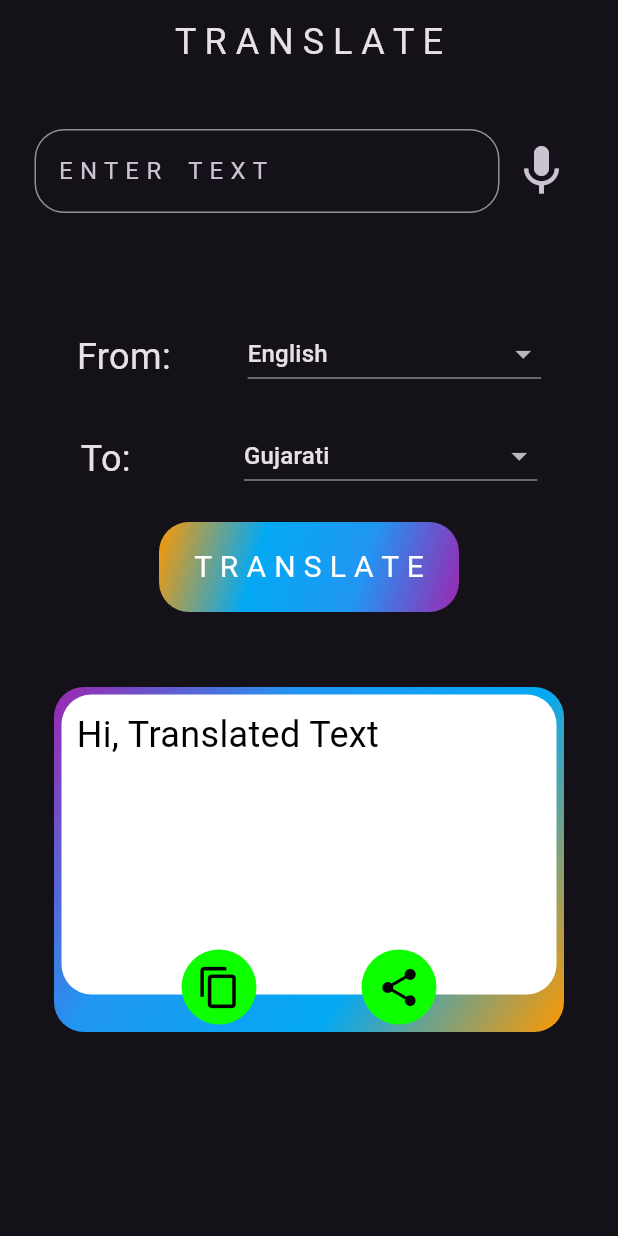
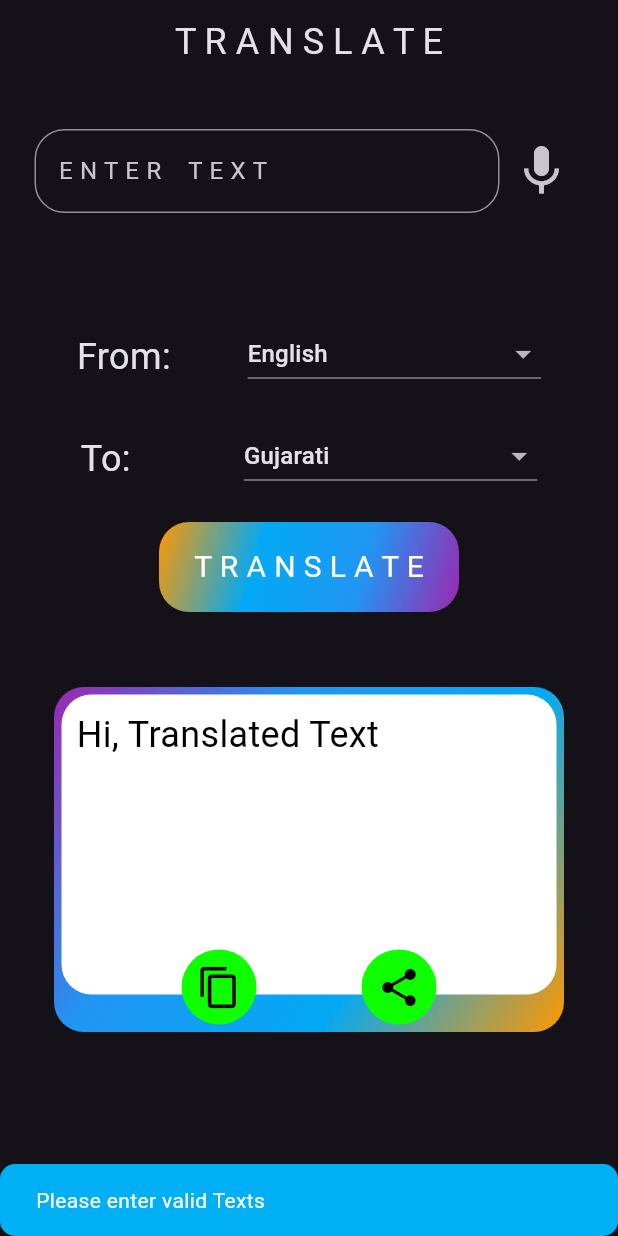
Before and after one commit to shuklamanan/translator, a Flutter app: the screen it shows after launch, after a tap on "T R A N S L A T E", on a phone screen of 412 x 824 dp. Run offline on Flutter 3.47's test engine with Material 3 defaults, Android fonts, the phone set to English and light mode, and no system bars.

Commit message:
Validation in input

```diff
--- a/lib/Pages/Homepage.dart
+++ b/lib/Pages/Homepage.dart
@@ -10,6 +10,7 @@ class HomePage extends StatefulWidget {
 
 class _HomePageState extends State<HomePage> {
   final _translatestring = TextEditingController();
+  final _formkey = GlobalKey<FormState>();
   String dropdefaultvalue1 = "English";
   String dropdefaultvalue2 = "Gujarati";
   @override
@@ -35,7 +36,9 @@ class _HomePageState extends State<HomePage> {
                 children: [
                   Container(
                     width: 310,
-                    child: TextField(
+                    child: Form(
+                      key: _formkey,
+                      child: TextFormField(
                         controller: _translatestring,
                         decoration: InputDecoration(
                           label: const Text(
@@ -46,6 +49,13 @@ class _HomePageState extends State<HomePage> {
                             borderRadius: BorderRadius.circular(20),
                             borderSide: const BorderSide(),
                           ),
+                        ),
+                        validator: (value) {
+                          if (value == null || value.isEmpty) {
+                            return 'Please Fill';
+                          }
+                          return null;
+                        },
                       ),
                     ),
                   ),
@@ -127,7 +137,28 @@ class _HomePageState extends State<HomePage> {
                 height: 20,
               ),
               GestureDetector(
-                onTap: () {},
+                onTap: () {
+                  if (_translatestring.text.trim() == '' ||
+                      !_formkey.currentState!.validate()) {
+                    ScaffoldMessenger.of(context).showSnackBar(
+                      SnackBar(
+                        backgroundColor: const Color.fromARGB(255, 1, 175, 244),
+                        shape: OutlineInputBorder(
+                          borderRadius: BorderRadius.circular(10),
+                          borderSide: const BorderSide(
+                            color: Colors.transparent,
+                          ),
+                        ),
+                        elevation: 20,
+                        content: const Text(
+                          'Please enter valid Texts',
+                          style: TextStyle(color: Colors.white),
+                        ),
+                      ),
+                    );
+                    _translatestring.text = '';
+                  }
+                },
                 child: Container(
                   height: 60,
                   width: 200,
```
Lines whose indentation alone changed are shown as unchanged.
